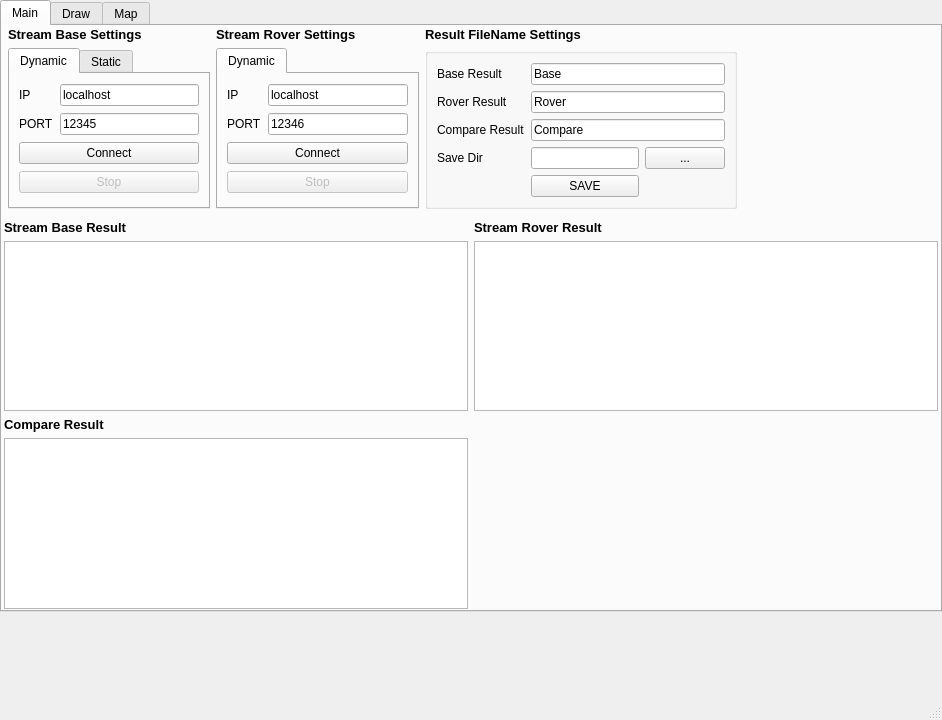
Before: the Qt Designer form main.ui in 524836851/RT_GUI, drawn with Qt 5.
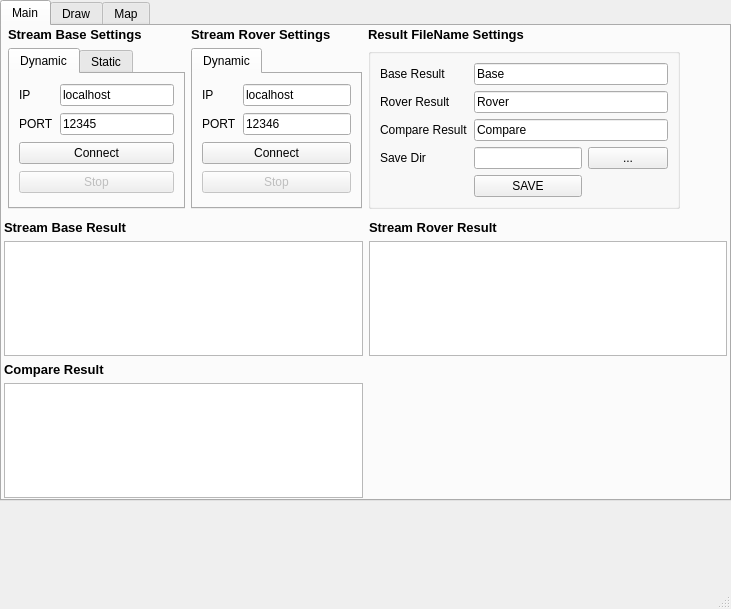
After: the same form once the commit is applied.

```diff
--- a/main.ui
+++ b/main.ui
@@ -6,8 +6,8 @@
    <rect>
     <x>0</x>
     <y>0</y>
-    <width>942</width>
-    <height>720</height>
+    <width>731</width>
+    <height>609</height>
    </rect>
   </property>
   <property name="windowTitle">
@@ -451,7 +451,7 @@
             <widget class="QTextBrowser" name="textBrowser_3">
              <property name="font">
               <font>
-               <pointsize>12</pointsize>
+               <pointsize>8</pointsize>
               </font>
              </property>
             </widget>
@@ -460,7 +460,7 @@
             <widget class="QTextBrowser" name="textBrowser_2">
              <property name="font">
               <font>
-               <pointsize>12</pointsize>
+               <pointsize>8</pointsize>
               </font>
              </property>
             </widget>
@@ -497,7 +497,7 @@
             <widget class="QTextBrowser" name="textBrowser">
              <property name="font">
               <font>
-               <pointsize>12</pointsize>
+               <pointsize>8</pointsize>
               </font>
              </property>
             </widget>
@@ -892,7 +892,7 @@
       <property name="maximumSize">
        <size>
         <width>16777215</width>
-        <height>500</height>
+        <height>200</height>
        </size>
       </property>
      </widget>
```
